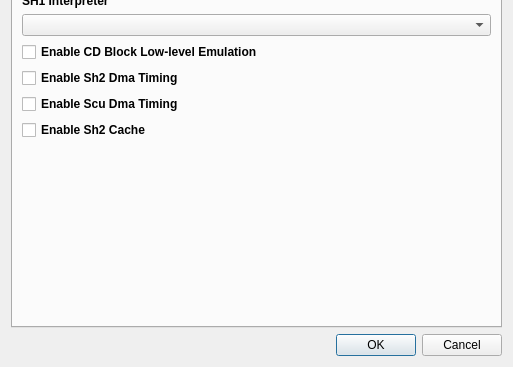
Before: the Qt Designer form yabause/src/qt/ui/UISettings.ui in Yabause/yabause, drawn with Qt 5; both pictures show x 0 to 513 and y 196 to 563 of the 513 by 563 pixel window.
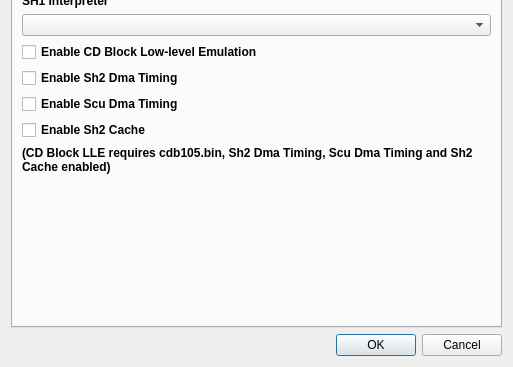
After: the same form once the commit is applied. The open tabs and pages were chosen to show the change. Custom widgets are drawn as their Qt base class.

Commit message: add message to qt port explaining cdb lle requirements

The edit to the form file:
```diff
--- a/yabause/src/qt/ui/UISettings.ui
+++ b/yabause/src/qt/ui/UISettings.ui
@@ -785,6 +785,16 @@
          </property>
         </widget>
        </item>
+       <item>
+        <widget class="QLabel" name="label_3">
+         <property name="text">
+          <string>(CD Block LLE requires cdb105.bin, Sh2 Dma Timing, Scu Dma Timing and Sh2 Cache enabled)</string>
+         </property>
+         <property name="wordWrap">
+          <bool>true</bool>
+         </property>
+        </widget>
+       </item>
        <item>
         <spacer>
          <property name="orientation">
```
Left out of the diff: 2 changed lines with no effect on the pictures.
